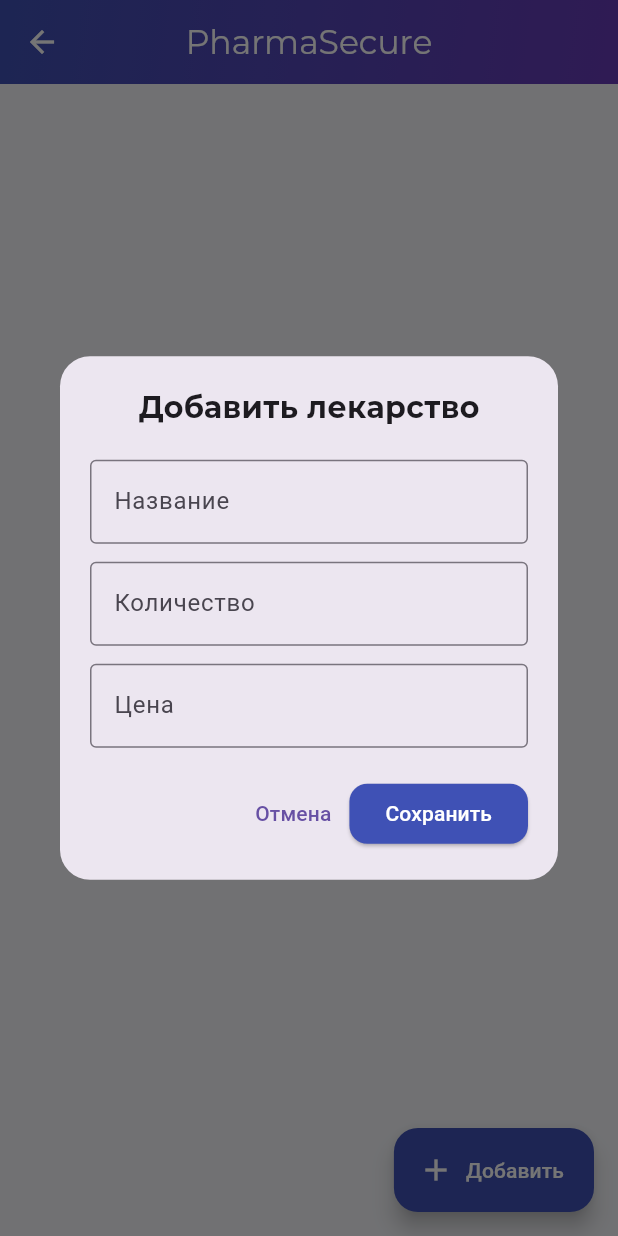
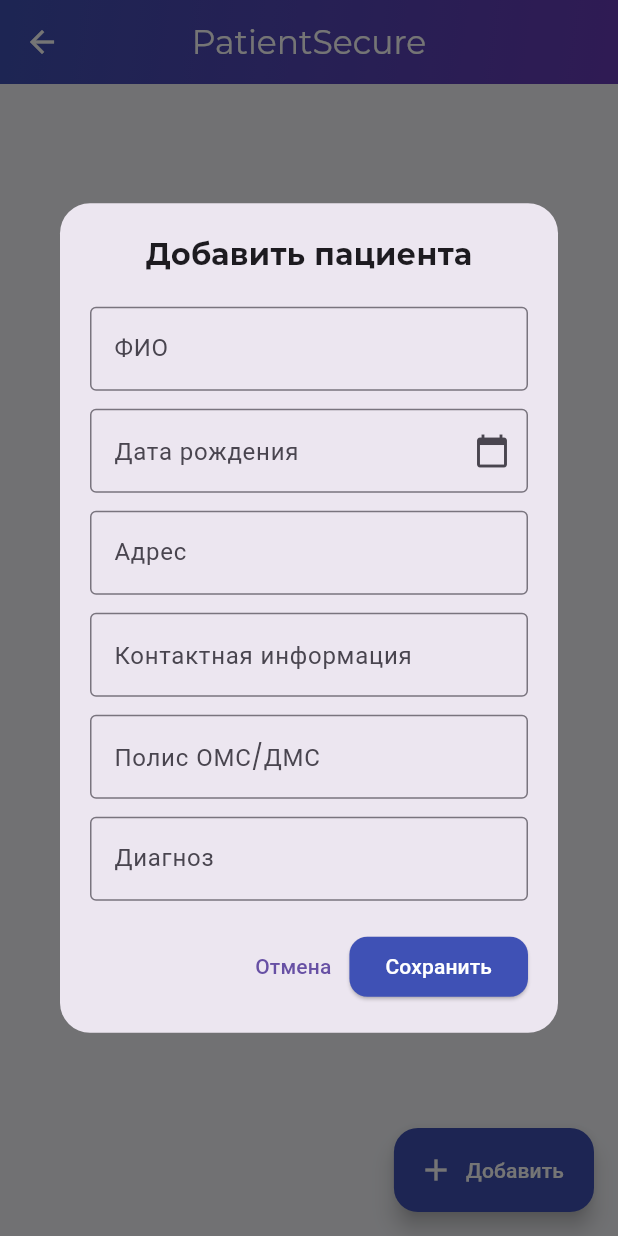
Before and after one commit to bekkasteiin/encryption, a Flutter app: the HomePage screen opened directly, after a tap on "Добавить", on a phone screen of 412 x 824 dp. Run offline on Flutter 3.47's test engine with Material 3 defaults, Android fonts, the phone set to English and light mode, and no system bars; our stand-ins replace cloud_firestore, firebase_auth, firebase_core, google_fonts; accounts and stored records are empty.

Commit message:
change design

```diff
--- a/lib/main.dart
+++ b/lib/main.dart
@@ -249,10 +249,13 @@ class HomePage extends StatelessWidget {
   Future<String?> encryptText(String text) async => await aes.encryptAES256CBC(text);
   Future<String?> decryptText(String text) async => await aes.decryptAES256CBC(text);
 
-  Future<void> _addMedicine(BuildContext context) async {
-    final nameController = TextEditingController();
-    final quantityController = TextEditingController();
-    final priceController = TextEditingController();
+  Future<void> _addPatient(BuildContext context) async {
+    final fioController = TextEditingController();
+    final birthdateController = TextEditingController();
+    final addressController = TextEditingController();
+    final contactController = TextEditingController();
+    final insuranceController = TextEditingController();
+    final diagnosisController = TextEditingController();
 
     showDialog(
       context: context,
@@ -265,59 +268,76 @@ class HomePage extends StatelessWidget {
               child: Column(
                 mainAxisSize: MainAxisSize.min,
                 children: [
-                  Text("Добавить лекарство",
-                      style: GoogleFonts.montserrat(
-                          fontSize: 20, fontWeight: FontWeight.bold)),
+                  Text("Добавить пациента",
+                      style: GoogleFonts.montserrat(fontSize: 20, fontWeight: FontWeight.bold)),
                   const SizedBox(height: 20),
                   TextField(
-                    controller: nameController,
-                    decoration: InputDecoration(
-                      labelText: "Название",
-                      border: OutlineInputBorder(),
-                    ),
+                    controller: fioController,
+                    decoration: InputDecoration(labelText: "ФИО", border: OutlineInputBorder()),
                   ),
                   const SizedBox(height: 12),
                   TextField(
-                    controller: quantityController,
-                    keyboardType: TextInputType.number,
+                    controller: birthdateController,
+                    readOnly: true,
                     decoration: InputDecoration(
-                      labelText: "Количество",
+                      labelText: "Дата рождения",
                       border: OutlineInputBorder(),
+                      suffixIcon: Icon(Icons.calendar_today),
                     ),
+                    onTap: () async {
+                      DateTime? pickedDate = await showDatePicker(
+                        context: context,
+                        initialDate: DateTime.now().subtract(Duration(days: 365 * 18)), // по умолчанию 18 лет
+                        firstDate: DateTime(1900),
+                        lastDate: DateTime.now(),
+                      );
+                      if (pickedDate != null) {
+                        birthdateController.text = DateFormat('dd.MM.yyyy').format(pickedDate);
+                      }
+                    },
                   ),
                   const SizedBox(height: 12),
                   TextField(
-                    controller: priceController,
-                    keyboardType: TextInputType.number,
-                    decoration: InputDecoration(
-                      labelText: "Цена",
-                      border: OutlineInputBorder(),
-                    ),
+                    controller: addressController,
+                    decoration: InputDecoration(labelText: "Адрес", border: OutlineInputBorder()),
+                  ),
+                  const SizedBox(height: 12),
+                  TextField(
+                    controller: contactController,
+                    decoration: InputDecoration(labelText: "Контактная информация", border: OutlineInputBorder()),
+                  ),
+                  const SizedBox(height: 12),
+                  TextField(
+                    controller: insuranceController,
+                    decoration: InputDecoration(labelText: "Полис ОМС/ДМС", border: OutlineInputBorder()),
+                  ),
+                  const SizedBox(height: 12),
+                  TextField(
+                    controller: diagnosisController,
+                    decoration: InputDecoration(labelText: "Диагноз", border: OutlineInputBorder()),
                   ),
                   const SizedBox(height: 20),
                   Row(
                     mainAxisAlignment: MainAxisAlignment.end,
                     children: [
-                      TextButton(
-                          onPressed: () => Navigator.pop(context),
-                          child: Text("Отмена")),
+                      TextButton(onPressed: () => Navigator.pop(context), child: Text("Отмена")),
                       ElevatedButton(
                         style: ElevatedButton.styleFrom(
                           backgroundColor: Colors.indigo,
-                          shape: RoundedRectangleBorder(
-                              borderRadius: BorderRadius.circular(12)),
+                          shape: RoundedRectangleBorder(borderRadius: BorderRadius.circular(12)),
                         ),
                         onPressed: () async {
-                          await FirebaseFirestore.instance
-                              .collection('medicines')
-                              .add({
-                            'name': await encryptText(nameController.text),
-                            'quantity': await encryptText(quantityController.text),
-                            'price': await encryptText(priceController.text),
+                          await FirebaseFirestore.instance.collection('patients').add({
+                            'fio': await encryptText(fioController.text),
+                            'birthdate': await encryptText(birthdateController.text),
+                            'address': await encryptText(addressController.text),
+                            'contact': await encryptText(contactController.text),
+                            'insurance': await encryptText(insuranceController.text),
+                            'diagnosis': await encryptText(diagnosisController.text),
                           });
                           Navigator.pop(context);
                         },
-                        child: Text("Сохранить", style: TextStyle(color: Colors.white),),
+                        child: Text("Сохранить", style: TextStyle(color: Colors.white)),
                       ),
                     ],
                   )
@@ -330,37 +350,57 @@ class HomePage extends StatelessWidget {
     );
   }
 
-  Widget _buildCard(Map<String, String?> medicine) {
+  Widget _buildPatientCard(Map<String, String?> patient) {
     return AnimatedContainer(
       duration: Duration(milliseconds: 300),
       margin: EdgeInsets.symmetric(horizontal: 16, vertical: 8),
       decoration: BoxDecoration(
         color: Colors.white,
         borderRadius: BorderRadius.circular(18),
-        boxShadow: [
-          BoxShadow(
-            color: Colors.indigo.withOpacity(0.1),
-            blurRadius: 8,
-            offset: Offset(0, 4),
-          )
-        ],
+        boxShadow: [BoxShadow(color: Colors.indigo.withOpacity(0.1), blurRadius: 8, offset: Offset(0, 4))],
       ),
       child: ListTile(
         contentPadding: EdgeInsets.all(16),
-        leading: Icon(Icons.medication, color: Colors.indigo),
-        title: Text(
-          "${medicine['name']}",
-          style: GoogleFonts.montserrat(fontSize: 18, fontWeight: FontWeight.w600),
+        leading: Padding(
+          padding: const EdgeInsets.all(4.0),
+          child: Icon(Icons.person, color: Colors.indigo, size: 24,),
         ),
+        title: Text("${patient['fio']}", style: GoogleFonts.montserrat(fontSize: 16, fontWeight: FontWeight.bold)),
         subtitle: Padding(
           padding: const EdgeInsets.only(top: 6),
           child: Column(
             crossAxisAlignment: CrossAxisAlignment.start,
             children: [
-              Text("Количество: ${medicine['quantity']}",
-                  style: GoogleFonts.montserrat(fontSize: 14)),
-              Text("Цена: ${medicine['price']} ₸",
-                  style: GoogleFonts.montserrat(fontSize: 14)),
+              Row(
+                children: [
+                  Text("Дата рождения: ", style: GoogleFonts.montserrat(fontSize: 16, fontWeight: FontWeight.bold)),
+                  Text(patient['birthdate'] ?? '', style: GoogleFonts.montserrat(fontSize: 14)),
+                ],
+              ),
+              Row(
+                children: [
+                  Text("Адрес: ", style: GoogleFonts.montserrat(fontSize: 16, fontWeight: FontWeight.bold)),
+                  Text(patient['address'] ?? '', style: GoogleFonts.montserrat(fontSize: 14)),
+                ],
+              ),
+              Row(
+                children: [
+                  Text("Контакты: ", style: GoogleFonts.montserrat(fontSize: 16, fontWeight: FontWeight.bold)),
+                  Text(patient['contact'] ?? '', style: GoogleFonts.montserrat(fontSize: 14)),
+                ],
+              ),
+              Row(
+                children: [
+                  Text("Полис: ", style: GoogleFonts.montserrat(fontSize: 16, fontWeight: FontWeight.bold)),
+                  Text(patient['insurance'] ?? '', style: GoogleFonts.montserrat(fontSize: 14)),
+                ],
+              ),
+              Row(
+                children: [
+                  Text("Диагноз: ", style: GoogleFonts.montserrat(fontSize: 16, fontWeight: FontWeight.bold)),
+                  Text(patient['diagnosis'] ?? '', style: GoogleFonts.montserrat(fontSize: 14)),
+                ],
+              ),
             ],
           ),
         ),
@@ -372,48 +412,43 @@ class HomePage extends StatelessWidget {
   Widget build(BuildContext context) {
     return Scaffold(
       appBar: AppBar(
-        title: Hero(
-          tag: 'logo',
-          child: Text("PharmaSecure", style: GoogleFonts.montserrat()),
-        ),
+        title: Hero(tag: 'logo', child: Text("PatientSecure", style: GoogleFonts.montserrat())),
         flexibleSpace: Container(
           decoration: BoxDecoration(
-            gradient: LinearGradient(
-              colors: [Colors.indigo, Colors.deepPurple],
-              begin: Alignment.topLeft,
-              end: Alignment.bottomRight,
-            ),
+            gradient: LinearGradient(colors: [Colors.indigo, Colors.deepPurple], begin: Alignment.topLeft, end: Alignment.bottomRight),
           ),
         ),
         elevation: 0,
       ),
       backgroundColor: Color(0xFFF6F7FB),
       body: StreamBuilder(
-        stream: FirebaseFirestore.instance.collection('medicines').snapshots(),
+        stream: FirebaseFirestore.instance.collection('patients').snapshots(),
         builder: (context, AsyncSnapshot<QuerySnapshot> snapshot) {
           if (!snapshot.hasData) return Center(child: CircularProgressIndicator());
-
           return FutureBuilder(
             future: Future.wait(snapshot.data!.docs.map((doc) async {
               return {
-                'name': await decryptText(doc['name']),
-                'quantity': await decryptText(doc['quantity']),
-                'price': await decryptText(doc['price']),
+                'fio': await decryptText(doc['fio']),
+                'birthdate': await decryptText(doc['birthdate']),
+                'address': await decryptText(doc['address']),
+                'contact': await decryptText(doc['contact']),
+                'insurance': await decryptText(doc['insurance']),
+                'diagnosis': await decryptText(doc['diagnosis']),
               };
             }).toList()),
             builder: (context, AsyncSnapshot<List<Map<String, String?>>> asyncSnapshot) {
               if (!asyncSnapshot.hasData) return Center(child: CircularProgressIndicator());
-              final medicines = asyncSnapshot.data!;
+              final patients = asyncSnapshot.data!;
               return ListView.builder(
-                itemCount: medicines.length,
-                itemBuilder: (context, index) => _buildCard(medicines[index]),
+                itemCount: patients.length,
+                itemBuilder: (context, index) => _buildPatientCard(patients[index]),
               );
             },
           );
         },
       ),
       floatingActionButton: FloatingActionButton.extended(
-        onPressed: () => _addMedicine(context),
+        onPressed: () => _addPatient(context),
         backgroundColor: Colors.indigo,
         label: Text("Добавить", style: TextStyle(color: Colors.white)),
         icon: Icon(Icons.add, color: Colors.white),
@@ -599,7 +634,7 @@ class NewsDetailPage extends StatelessWidget {
             padding: const EdgeInsets.symmetric(horizontal: 16.0),
             child: Text(
               news.content,
-              style: const TextStyle(fontSize: 16, height: 1.5),
+              style: const TextStyle(fontSize: 16, height: 1.5, fontFamily: "Roboto"),
             ),
           ),
         ],
```
